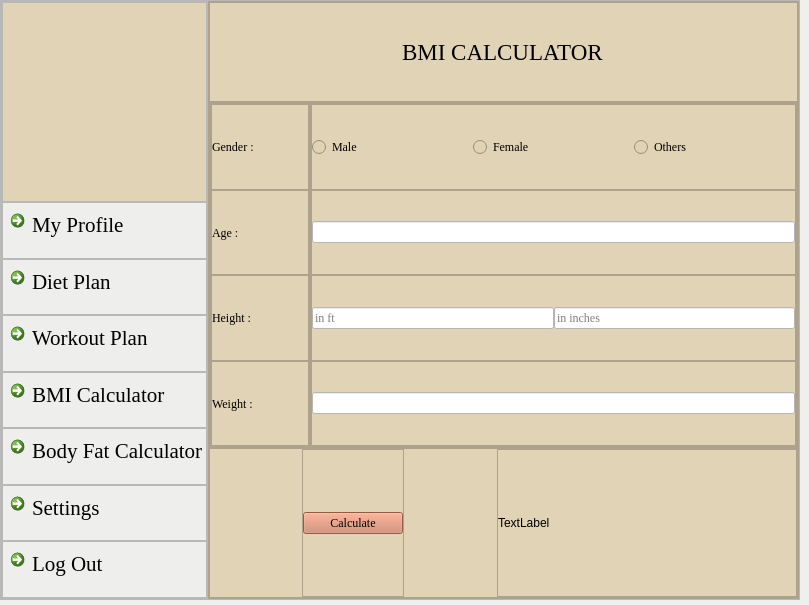
Qt form bmi.ui (skidgefries/rightmeal) before a commit.
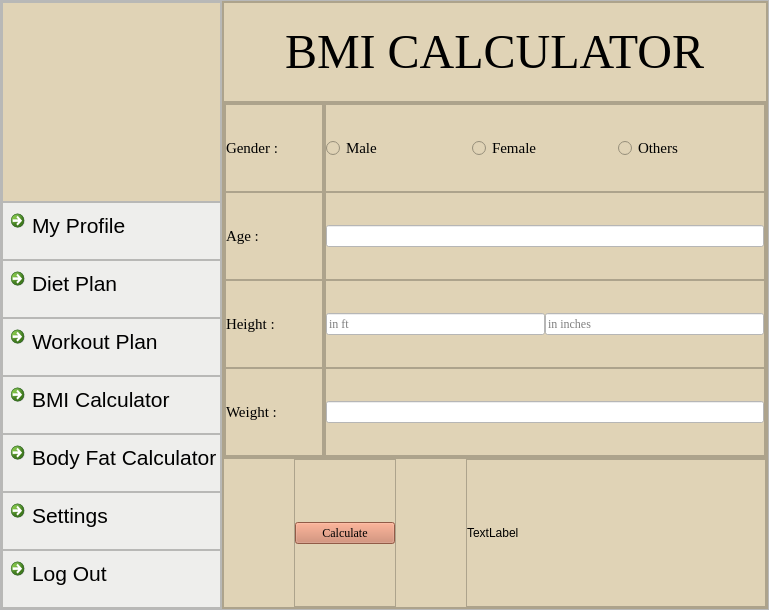
The same form after that commit. Icons and pictures are not drawn.

The edit to the form file:
```diff
--- a/bmi.ui
+++ b/bmi.ui
@@ -6,22 +6,31 @@
    <rect>
     <x>0</x>
     <y>0</y>
-    <width>809</width>
-    <height>605</height>
+    <width>769</width>
+    <height>610</height>
    </rect>
   </property>
   <property name="windowTitle">
    <string>Dialog</string>
   </property>
+  <layout class="QHBoxLayout" name="horizontalLayout_7">
+   <property name="spacing">
+    <number>0</number>
+   </property>
+   <property name="leftMargin">
+    <number>0</number>
+   </property>
+   <property name="topMargin">
+    <number>0</number>
+   </property>
+   <property name="rightMargin">
+    <number>0</number>
+   </property>
+   <property name="bottomMargin">
+    <number>0</number>
+   </property>
+   <item>
   <widget class="QFrame" name="frame">
-   <property name="geometry">
-    <rect>
-     <x>0</x>
-     <y>0</y>
-     <width>800</width>
-     <height>600</height>
-    </rect>
-   </property>
    <property name="frameShape">
     <enum>QFrame::StyledPanel</enum>
    </property>
@@ -173,7 +182,7 @@
            <widget class="QCommandLinkButton" name="commandLinkButton_6">
             <property name="font">
              <font>
-              <family>Times New Roman</family>
+                <family>Segoe UI</family>
               <pointsize>16</pointsize>
               <bold>false</bold>
              </font>
@@ -214,7 +223,7 @@
            <widget class="QCommandLinkButton" name="commandLinkButton_21">
             <property name="font">
              <font>
-              <family>Times New Roman</family>
+                <family>Segoe UI</family>
               <pointsize>16</pointsize>
               <bold>false</bold>
              </font>
@@ -255,7 +264,7 @@
            <widget class="QCommandLinkButton" name="commandLinkButton_22">
             <property name="font">
              <font>
-              <family>Times New Roman</family>
+                <family>Segoe UI</family>
               <pointsize>16</pointsize>
               <bold>false</bold>
              </font>
@@ -296,7 +305,7 @@
            <widget class="QCommandLinkButton" name="commandLinkButton_23">
             <property name="font">
              <font>
-              <family>Times New Roman</family>
+                <family>Segoe UI</family>
               <pointsize>16</pointsize>
               <bold>false</bold>
              </font>
@@ -337,7 +346,7 @@
            <widget class="QCommandLinkButton" name="commandLinkButton_24">
             <property name="font">
              <font>
-              <family>Times New Roman</family>
+                <family>Segoe UI</family>
               <pointsize>16</pointsize>
               <bold>false</bold>
              </font>
@@ -378,7 +387,7 @@
            <widget class="QCommandLinkButton" name="commandLinkButton_25">
             <property name="font">
              <font>
-              <family>Times New Roman</family>
+                <family>Segoe UI</family>
               <pointsize>16</pointsize>
               <bold>false</bold>
              </font>
@@ -419,7 +428,7 @@
            <widget class="QCommandLinkButton" name="commandLinkButton_26">
             <property name="font">
              <font>
-              <family>Times New Roman</family>
+                <family>Segoe UI</family>
               <pointsize>16</pointsize>
               <bold>false</bold>
              </font>
@@ -513,7 +522,7 @@
             <property name="font">
              <font>
               <family>Times New Roman</family>
-              <pointsize>17</pointsize>
+                <pointsize>36</pointsize>
              </font>
             </property>
             <property name="text">
@@ -607,6 +616,7 @@
                   <property name="font">
                    <font>
                     <family>Times New Roman</family>
+                      <pointsize>11</pointsize>
                    </font>
                   </property>
                   <property name="text">
@@ -646,6 +656,7 @@
                   <property name="font">
                    <font>
                     <family>Times New Roman</family>
+                      <pointsize>11</pointsize>
                    </font>
                   </property>
                   <property name="text">
@@ -685,6 +696,7 @@
                   <property name="font">
                    <font>
                     <family>Times New Roman</family>
+                      <pointsize>11</pointsize>
                    </font>
                   </property>
                   <property name="text">
@@ -724,6 +736,7 @@
                   <property name="font">
                    <font>
                     <family>Times New Roman</family>
+                      <pointsize>11</pointsize>
                    </font>
                   </property>
                   <property name="text">
@@ -769,6 +782,11 @@
              </property>
              <item>
               <widget class="QFrame" name="frame_37">
+                 <property name="font">
+                  <font>
+                   <pointsize>11</pointsize>
+                  </font>
+                 </property>
                <property name="frameShape">
                 <enum>QFrame::StyledPanel</enum>
                </property>
@@ -796,6 +814,7 @@
                   <property name="font">
                    <font>
                     <family>Times New Roman</family>
+                      <pointsize>11</pointsize>
                    </font>
                   </property>
                   <property name="text">
@@ -808,6 +827,7 @@
                   <property name="font">
                    <font>
                     <family>Times New Roman</family>
+                      <pointsize>11</pointsize>
                    </font>
                   </property>
                   <property name="text">
@@ -820,6 +840,7 @@
                   <property name="font">
                    <font>
                     <family>Times New Roman</family>
+                      <pointsize>11</pointsize>
                    </font>
                   </property>
                   <property name="text">
@@ -1147,6 +1168,8 @@
     </item>
    </layout>
   </widget>
+   </item>
+  </layout>
  </widget>
  <resources/>
  <connections/>
```
Lines whose indentation alone changed are shown as unchanged.
